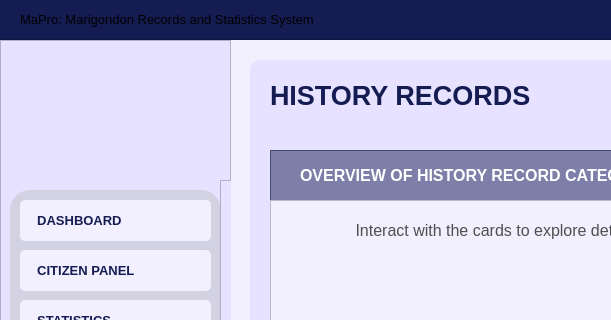
Qt form Resources/UIs/MainPages/historyrecords.ui (Yohhannn/Barangay-Records-Statistics-System) before a commit; both pictures show x 0 to 611 and y 0 to 320 of the 1350 by 850 pixel window.
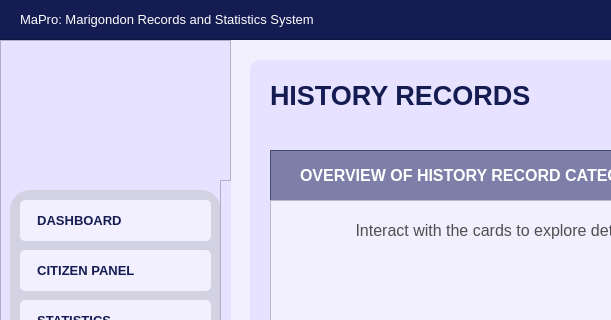
The same form after that commit. Icons and pictures are not drawn.

Patch:
```diff
--- a/Resources/UIs/MainPages/historyrecords.ui
+++ b/Resources/UIs/MainPages/historyrecords.ui
@@ -779,7 +779,7 @@
     <property name="styleSheet">
      <string notr="true">#app_title {
 	background-color: transparent;
-	color: #white;
+	color: #FFFFFF;
 }
 </string>
     </property>
```
